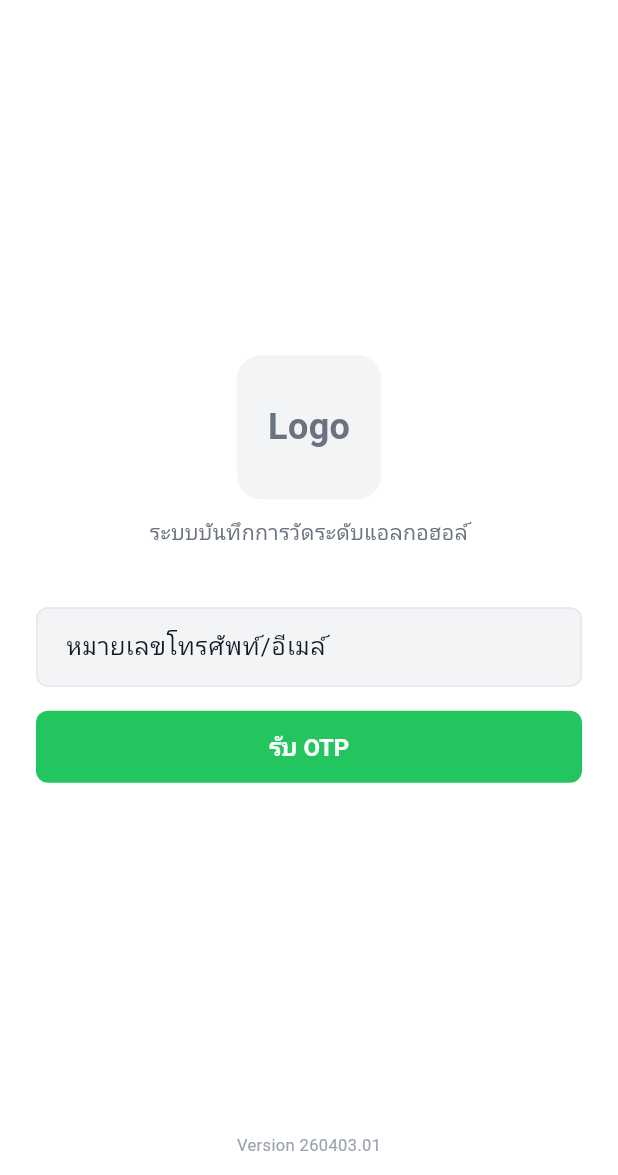
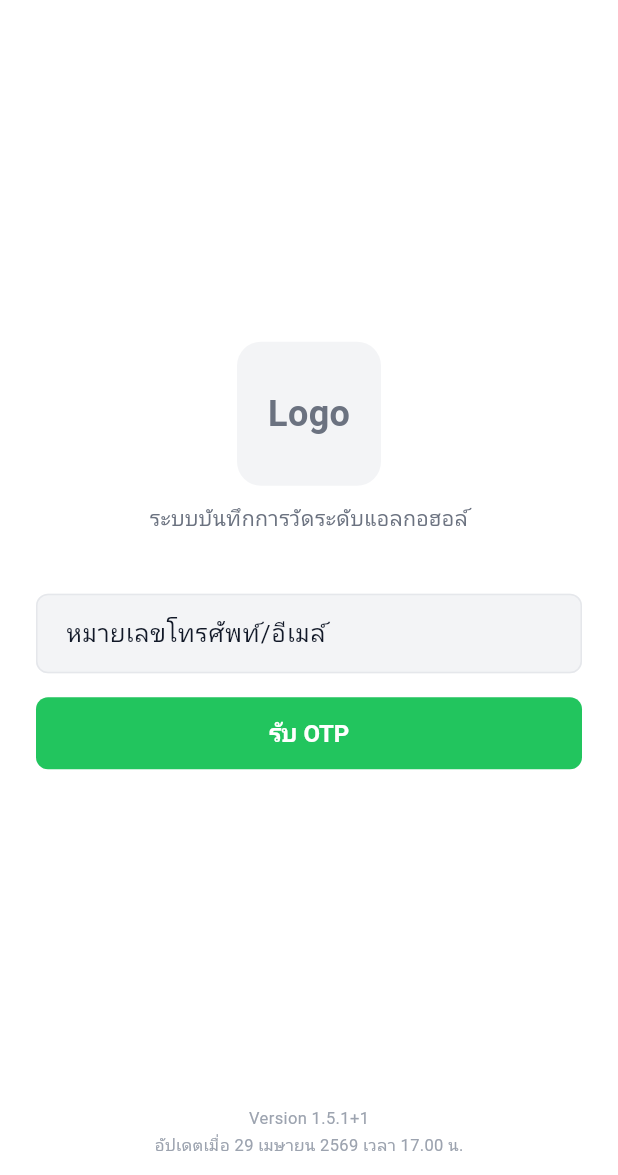
Before and after one commit to izzabellerina/flutter-alcohol-detector, a Flutter app: the screen it shows after launch, after a tap on "ลืมรหัสผ่าน", on a phone screen of 412 x 824 dp, the part 61-1236 px from its top. Run offline on Flutter 3.47's test engine with Material 3 defaults, Android fonts, the phone set to English and light mode, and no system bars; our stand-ins replace go_router, package_info_plus.

Commit message:
29/04/69 ดึงเวอร์ชันแอปจาก package_info_plus + แสดงวันที่อัปเดต
- เพิ่ม dependency package_info_plus ^8.1.2
- เพิ่ม AppInfo service โหลด version + buildNumber จาก pubspec.yaml
  ผ่าน PackageInfo.fromPlatform() พร้อม versionUpdatedAt (DateTime)
  เก็บเป็น constant ในไฟล์ app_info.dart พร้อมคอมเมนต์เตือนให้
  อัปเดตทุกครั้งที่บัมป์ version
- inject AppInfo ผ่าน Provider จากใน main()
- ปรับ AppFooter อ่านเวอร์ชัน + วันที่อัปเดตจาก AppInfo (Provider)
  แทน hardcode พร้อมแสดงสองบรรทัด: "Version ..." และ "อัปเดตเมื่อ ..."
  รองรับ versionOverride + updatedAtOverride สำหรับเทส
- main() เปลี่ยนเป็น async โหลด AppInfo ก่อน runApp()
- ลบ AppConstants.appVersion (hardcode) ออก
- อัปเดต widget test ส่ง AppInfo + verify Version และข้อความวันที่อัปเดต
- อัปเดต CHANGELOG เป็น 1.5.1

Co-Authored-By: Claude Opus 4.7 (1M context) <noreply@anthropic.com>

```diff
--- a/lib/core/constants/app_constants.dart
+++ b/lib/core/constants/app_constants.dart
@@ -2,7 +2,6 @@ class AppConstants {
   AppConstants._();
 
   static const String appName = 'ระบบบันทึกการวัดระดับแอลกอฮอล์';
-  static const String appVersion = '260403.01';
 
   // Threshold ระดับการแจ้งเตือนแอลกอฮอล์ (mg%)
   static const double alcoholThreshold = 3.0;
--- a/lib/main.dart
+++ b/lib/main.dart
@@ -7,20 +7,26 @@ import 'core/constants/app_constants.dart';
 import 'core/theme/app_theme.dart';
 import 'routes/app_router.dart';
 import 'services/alcohol_device_service.dart';
+import 'services/app_info.dart';
 import 'services/card_reader_service.dart';
 import 'services/test_repository.dart';
 
-void main() {
-  runApp(const AlcoholDetectorApp());
+Future<void> main() async {
+  WidgetsFlutterBinding.ensureInitialized();
+  final appInfo = await AppInfo.load();
+  runApp(AlcoholDetectorApp(appInfo: appInfo));
 }
 
 class AlcoholDetectorApp extends StatelessWidget {
-  const AlcoholDetectorApp({super.key});
+  const AlcoholDetectorApp({super.key, required this.appInfo});
+
+  final AppInfo appInfo;
 
   @override
   Widget build(BuildContext context) {
     return MultiProvider(
       providers: [
+        Provider<AppInfo>.value(value: appInfo),
         ChangeNotifierProvider(
           create: (_) => DeviceController(
             alcoholService: MockAlcoholDeviceService(),
--- /dev/null
+++ b/lib/services/app_info.dart
@@ -0,0 +1,33 @@
+import 'package:package_info_plus/package_info_plus.dart';
+
+/// **อัปเดตค่านี้ทุกครั้งที่บัมป์ `version` ใน `pubspec.yaml`**
+/// ใช้แสดง "อัปเดตเมื่อ ..." ใน footer ของแอป
+final DateTime _versionUpdatedAt = DateTime(2026, 4, 29, 17, 0);
+
+class AppInfo {
+  const AppInfo({
+    required this.appName,
+    required this.version,
+    required this.buildNumber,
+    required this.versionUpdatedAt,
+  });
+
+  final String appName;
+  final String version;
+  final String buildNumber;
+  final DateTime versionUpdatedAt;
+
+  /// รูปแบบที่ใช้แสดงใน footer เช่น "1.0.0+1"
+  String get displayVersion =>
+      buildNumber.isEmpty ? version : '$version+$buildNumber';
+
+  static Future<AppInfo> load() async {
+    final info = await PackageInfo.fromPlatform();
+    return AppInfo(
+      appName: info.appName,
+      version: info.version,
+      buildNumber: info.buildNumber,
+      versionUpdatedAt: _versionUpdatedAt,
+    );
+  }
+}
--- a/lib/widgets/common/app_footer.dart
+++ b/lib/widgets/common/app_footer.dart
@@ -1,21 +1,44 @@
 import 'package:flutter/material.dart';
-import '../../core/constants/app_constants.dart';
+import 'package:provider/provider.dart';
+
+import '../../core/theme/app_colors.dart';
 import '../../core/theme/app_text_styles.dart';
+import '../../core/utils/date_formatter.dart';
+import '../../services/app_info.dart';
 
 class AppFooter extends StatelessWidget {
-  const AppFooter({super.key, this.version});
+  const AppFooter({super.key, this.versionOverride, this.updatedAtOverride});
 
-  final String? version;
+  /// ใช้สำหรับทดสอบ — ปกติจะอ่านจาก [AppInfo] ใน Provider
+  final String? versionOverride;
+  final DateTime? updatedAtOverride;
 
   @override
   Widget build(BuildContext context) {
+    final appInfo = versionOverride == null || updatedAtOverride == null
+        ? context.watch<AppInfo>()
+        : null;
+
+    final version = versionOverride ?? appInfo!.displayVersion;
+    final updatedAt = updatedAtOverride ?? appInfo!.versionUpdatedAt;
+
     return Padding(
       padding: const EdgeInsets.symmetric(vertical: 12),
-      child: Center(
-        child: Text(
-          'Version ${version ?? AppConstants.appVersion}',
-          style: AppTextStyles.version,
-        ),
+      child: Column(
+        mainAxisSize: MainAxisSize.min,
+        children: [
+          Text(
+            'Version $version',
+            style: AppTextStyles.version,
+          ),
+          const SizedBox(height: 2),
+          Text(
+            'อัปเดตเมื่อ ${DateFormatter.formatThaiDateTime(updatedAt)}',
+            style: AppTextStyles.version.copyWith(
+              color: AppColors.textMuted,
+            ),
+          ),
+        ],
       ),
     );
   }
--- a/pubspec.yaml
+++ b/pubspec.yaml
@@ -16,7 +16,7 @@ publish_to: 'none' # Remove this line if you wish to publish to pub.dev
 # https://developer.apple.com/library/archive/documentation/General/Reference/InfoPlistKeyReference/Articles/CoreFoundationKeys.html
 # In Windows, build-name is used as the major, minor, and patch parts
 # of the product and file versions while build-number is used as the build suffix.
-version: 1.0.0+1
+version: 1.5.1+1
 
 environment:
   sdk: ^3.9.2
@@ -40,6 +40,9 @@ dependencies:
 
   # State management
   provider: ^6.1.2
+
+  # ดึงข้อมูลแอป (version, buildNumber) จาก native
+  package_info_plus: ^8.1.2
 
   # Internationalization & date formatting (รองรับปี พ.ศ.)
   intl: ^0.19.0
```
Also changed, not shown: pubspec.lock, 3 other files.
